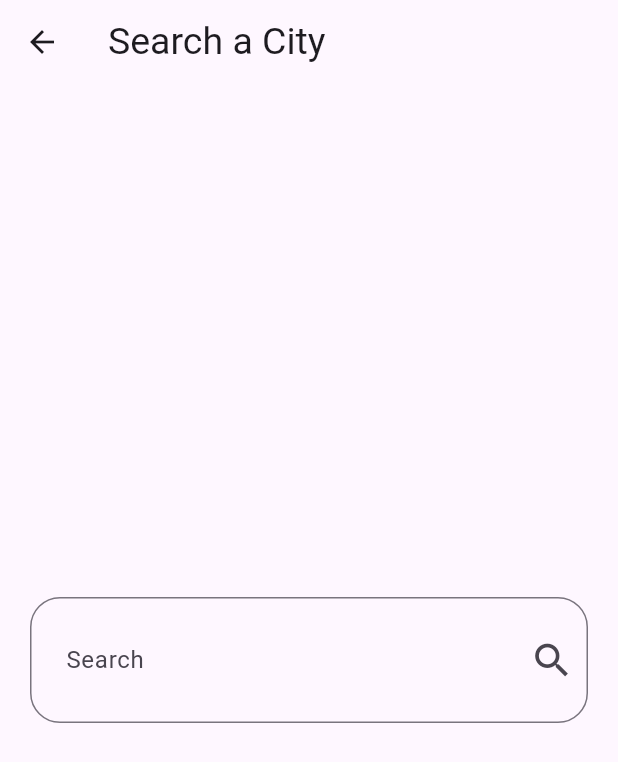
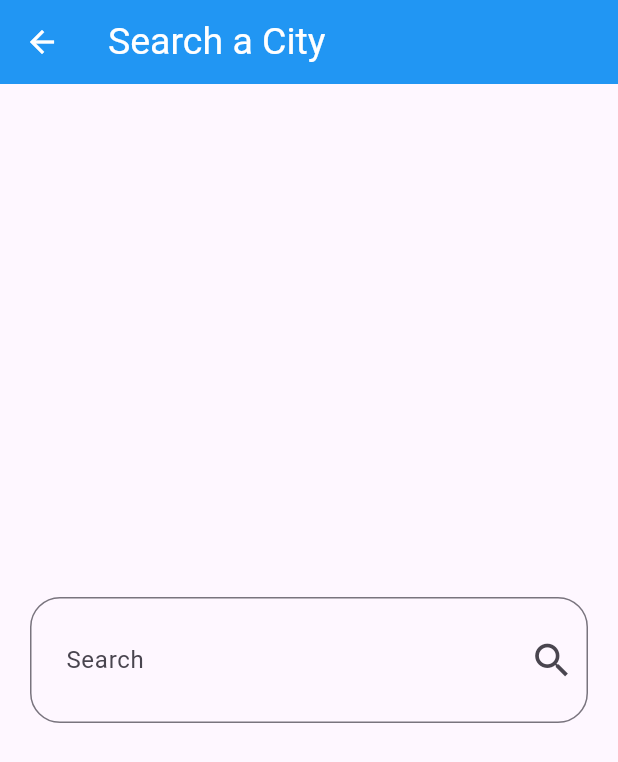
Before and after one commit to mernaislam/Weather-App, a Flutter app: the screen it shows after launch, after a tap on the "search" icon, on a phone screen of 412 x 824 dp. Shown: the top 762 px of the screen. Run offline on Flutter 3.47's test engine with Material 3 defaults, Android fonts, the phone set to English and light mode, and no system bars; our stand-ins replace dio, flutter_bloc.

Commit message:
finish app

```diff
--- /dev/null
+++ b/weather_app/devtools_options.yaml
@@ -0,0 +1 @@
+extensions:
--- /dev/null
+++ b/weather_app/lib/cubits/get_weather_cubit/get_weather_cubit.dart
@@ -0,0 +1,20 @@
+import 'package:flutter_bloc/flutter_bloc.dart';
+import 'package:weather_app/cubits/get_weather_cubit/get_weather_states.dart';
+import 'package:weather_app/models/weather_model.dart';
+import 'package:weather_app/services/weather_service.dart';
+
+class GetWeatherCubit extends Cubit<WeatherStates>{
+  GetWeatherCubit():super(WeatherInitialState());
+
+  WeatherModel? weatherModel;
+
+  getWeather({required String cityName})async{
+    try {
+      weatherModel = await WeatherService().getWeathers(cityName);
+      emit(WeatherLoadedState());
+    } on Exception catch (e) {
+      print(e.toString());
+      emit(WeatherFailedState());
+    }
+  }
+}
--- /dev/null
+++ b/weather_app/lib/cubits/get_weather_cubit/get_weather_states.dart
@@ -0,0 +1,5 @@
+class WeatherStates{}
+
+class WeatherInitialState extends WeatherStates{}
+class WeatherLoadedState extends WeatherStates{}
+class WeatherFailedState extends WeatherStates{}
--- a/weather_app/lib/main.dart
+++ b/weather_app/lib/main.dart
@@ -1,13 +1,12 @@
 import 'package:flutter/material.dart';
+import 'package:flutter_bloc/flutter_bloc.dart';
+import 'package:weather_app/cubits/get_weather_cubit/get_weather_cubit.dart';
+import 'package:weather_app/cubits/get_weather_cubit/get_weather_states.dart';
 import 'package:weather_app/screens/home_screen.dart';
-import 'package:weather_app/services/weather_service.dart';
 
 void main() {
   runApp(
-    const MaterialApp(
-      debugShowCheckedModeBanner: false,
-      home: WeatherApp(),
-    ),
+    const WeatherApp(),
   );
 }
 
@@ -16,7 +15,95 @@ class WeatherApp extends StatelessWidget {
 
   @override
   Widget build(BuildContext context) {
-    WeatherService().getWeathers('cairo');
-    return const HomeScreen();
+    return BlocProvider(
+      create: (context) => GetWeatherCubit(),
+      child: Builder(
+        builder: (context) => BlocBuilder<GetWeatherCubit, WeatherStates>(
+          builder: (context, state) {
+            return MaterialApp(
+              theme: ThemeData(
+                primarySwatch: getThemeColor(
+                  BlocProvider.of<GetWeatherCubit>(context)
+                      .weatherModel
+                      ?.day
+                      .condition,
+                ),
+              ),
+              debugShowCheckedModeBanner: false,
+              home: const HomeScreen(),
+            );
+          },
+        ),
+      ),
+    );
   }
 }
+
+MaterialColor getThemeColor(String? condition) {
+  switch (condition) {
+    case 'Sunny':
+    case 'Clear':
+      return Colors.orange;
+    case 'Partly cloudy':
+    case 'Cloudy':
+    case 'Overcast':
+      return Colors.grey;
+    case 'Mist':
+    case 'Fog':
+    case 'Freezing fog':
+      return Colors.blueGrey;
+    case 'Patchy rain possible':
+    case 'Light drizzle':
+    case 'Light rain':
+    case 'Patchy light rain':
+    case 'Light rain shower':
+    case 'Patchy light drizzle':
+      return Colors.lightBlue;
+    case 'Moderate rain at times':
+    case 'Moderate rain':
+    case 'Heavy rain at times':
+    case 'Heavy rain':
+    case 'Moderate or heavy rain shower':
+    case 'Torrential rain shower':
+    case 'Moderate or heavy rain with thunder':
+    case 'Patchy light rain with thunder':
+      return Colors.blue;
+    case 'Patchy snow possible':
+    case 'Light snow':
+    case 'Patchy light snow':
+    case 'Light snow showers':
+    case 'Light snow with thunder':
+      return Colors.lightBlue;
+    case 'Moderate snow':
+    case 'Heavy snow':
+    case 'Moderate or heavy snow':
+    case 'Patchy heavy snow':
+    case 'Moderate or heavy snow showers':
+    case 'Moderate or heavy snow with thunder':
+      return Colors.indigo;
+    case 'Patchy sleet possible':
+    case 'Light sleet':
+    case 'Light sleet showers':
+    case 'Moderate or heavy sleet':
+    case 'Moderate or heavy sleet showers':
+      return Colors.cyan;
+    case 'Patchy freezing drizzle possible':
+    case 'Light freezing rain':
+    case 'Freezing drizzle':
+    case 'Heavy freezing drizzle':
+    case 'Moderate or heavy freezing rain':
+      return Colors.deepPurple;
+    case 'Thundery outbreaks possible':
+    case 'Thunder':
+      return Colors.purple;
+    case 'Ice pellets':
+    case 'Light showers of ice pellets':
+    case 'Moderate or heavy showers of ice pellets':
+      return Colors.teal;
+    case 'Blowing snow':
+    case 'Blizzard':
+      return Colors.lightGreen;
+    default:
+      return Colors.blue; // Default color
+  }
+}
--- a/weather_app/lib/models/weather_model.dart
+++ b/weather_app/lib/models/weather_model.dart
@@ -5,8 +5,10 @@ class WeatherModel {
   final String cityName;
   final String time;
   final DayModel day;
+  final String image;
 
   const WeatherModel({
+    required this.image,
     required this.day,
     required this.cityName,
     required this.time,
@@ -16,9 +18,10 @@ class WeatherModel {
     String cityName = json['location']['name'];
 
     DateTime dateTimeWithTimeZone =
-        DateTime.parse(json['location']['localtime']);
+        DateTime.parse(json['current']['last_updated']);
     String formattedTime = DateFormat.jm().format(dateTimeWithTimeZone);
 
+    String image = 'https:${json['current']['condition']['icon']}';
     double currentTemp = json['current']['temp_c'];
     double minTemp = json['forecast']['forecastday'][0]['day']['mintemp_c'];
     double maxTemp = json['forecast']['forecastday'][0]['day']['maxtemp_c'];
@@ -27,6 +30,7 @@ class WeatherModel {
 
     return WeatherModel(
       cityName: cityName,
+      image: image,
       time: formattedTime,
       day: DayModel(
         currentTemp: currentTemp,
--- a/weather_app/lib/screens/home_screen.dart
+++ b/weather_app/lib/screens/home_screen.dart
@@ -1,4 +1,7 @@
 import 'package:flutter/material.dart';
+import 'package:flutter_bloc/flutter_bloc.dart';
+import 'package:weather_app/cubits/get_weather_cubit/get_weather_cubit.dart';
+import 'package:weather_app/main.dart';
 import 'package:weather_app/screens/search_screen.dart';
 import 'package:weather_app/widgets/weather_body_builder.dart';
 
@@ -24,13 +27,15 @@ class _HomeScreenState extends State<HomeScreen> {
     setState(() {
       cityName = result;
     });
-
   }
 
   @override
   Widget build(BuildContext context) {
     return Scaffold(
       appBar: AppBar(
+        elevation: 100,
+        foregroundColor: Colors.white,
+        backgroundColor: getThemeColor(BlocProvider.of<GetWeatherCubit>(context).weatherModel?.day.condition),
         actions: [
           IconButton(
             onPressed: () async {
--- a/weather_app/lib/screens/search_screen.dart
+++ b/weather_app/lib/screens/search_screen.dart
@@ -1,4 +1,6 @@
 import 'package:flutter/material.dart';
+import 'package:flutter_bloc/flutter_bloc.dart';
+import 'package:weather_app/cubits/get_weather_cubit/get_weather_cubit.dart';
 
 class SearchScreen extends StatefulWidget {
   const SearchScreen({super.key});
@@ -8,10 +10,19 @@ class SearchScreen extends StatefulWidget {
 }
 
 class _SearchScreenState extends State<SearchScreen> {
+
+  void onSubmitted(String value) {
+    var getWeatherCubit = BlocProvider.of<GetWeatherCubit>(context);
+    getWeatherCubit.getWeather(cityName: value);
+    Navigator.of(context).pop(value);
+  }
+
   @override
   Widget build(BuildContext context) {
     return Scaffold(
       appBar: AppBar(
+        foregroundColor: Colors.white,
+        backgroundColor: Colors.blue,
         title: const Text(
           'Search a City',
           style: TextStyle(fontSize: 25),
@@ -21,9 +32,7 @@ class _SearchScreenState extends State<SearchScreen> {
         child: Padding(
           padding: const EdgeInsets.symmetric(horizontal: 20),
           child: TextField(
-            onSubmitted: (value) {
-              Navigator.of(context).pop(value);
-            },
+            onSubmitted: onSubmitted,
             decoration: InputDecoration(
               labelText: 'Search',
               hintText: 'Enter City Name',
--- a/weather_app/lib/widgets/weather_body_builder.dart
+++ b/weather_app/lib/widgets/weather_body_builder.dart
@@ -1,6 +1,9 @@
 import 'package:flutter/material.dart';
+import 'package:flutter_bloc/flutter_bloc.dart';
+import 'package:weather_app/cubits/get_weather_cubit/get_weather_cubit.dart';
+import 'package:weather_app/cubits/get_weather_cubit/get_weather_states.dart';
 import 'package:weather_app/widgets/no_weather.dart';
-import 'package:weather_app/widgets/weather_info.dart';
+import 'package:weather_app/widgets/weather_details.dart';
 
 class WeatherBodyBuilder extends StatelessWidget {
   final String cityName;
@@ -8,12 +11,24 @@ class WeatherBodyBuilder extends StatelessWidget {
 
   @override
   Widget build(BuildContext context) {
-    if (cityName == '') {
-      return const NoWeatherBody();
-    } else {
-      return WeatherInfoBody(
-        cityName: cityName,
-      );
-    }
+    return BlocBuilder<GetWeatherCubit, WeatherStates>(
+      builder: (context, state) {
+        if (state is WeatherLoadedState) {
+          return WeatherDetails();
+        }
+        if (state is WeatherFailedState) {
+          return const Center(
+            child: Text(
+              textAlign: TextAlign.center,
+              'Something went wrong, \nPlease check city name written correctly',
+              style: TextStyle(
+                fontSize: 20,
+              ),
+            ),
+          );
+        }
+        return const NoWeatherBody();
+      },
+    );
   }
 }
--- a/weather_app/pubspec.yaml
+++ b/weather_app/pubspec.yaml
@@ -37,6 +37,7 @@ dependencies:
   cupertino_icons: ^1.0.2
   dio: ^5.4.1
   intl: ^0.19.0
+  flutter_bloc: ^8.1.6
 
 dev_dependencies:
   flutter_test:
```
Also changed, not shown: weather_app/lib/services/weather_service.dart (+13 -5 lines), weather_app/lib/widgets/weather_details.dart (+13 -9 lines), weather_app/lib/widgets/weather_info.dart (deleted, +0 -36 lines), weather_app/pubspec.lock, 6 other files.
